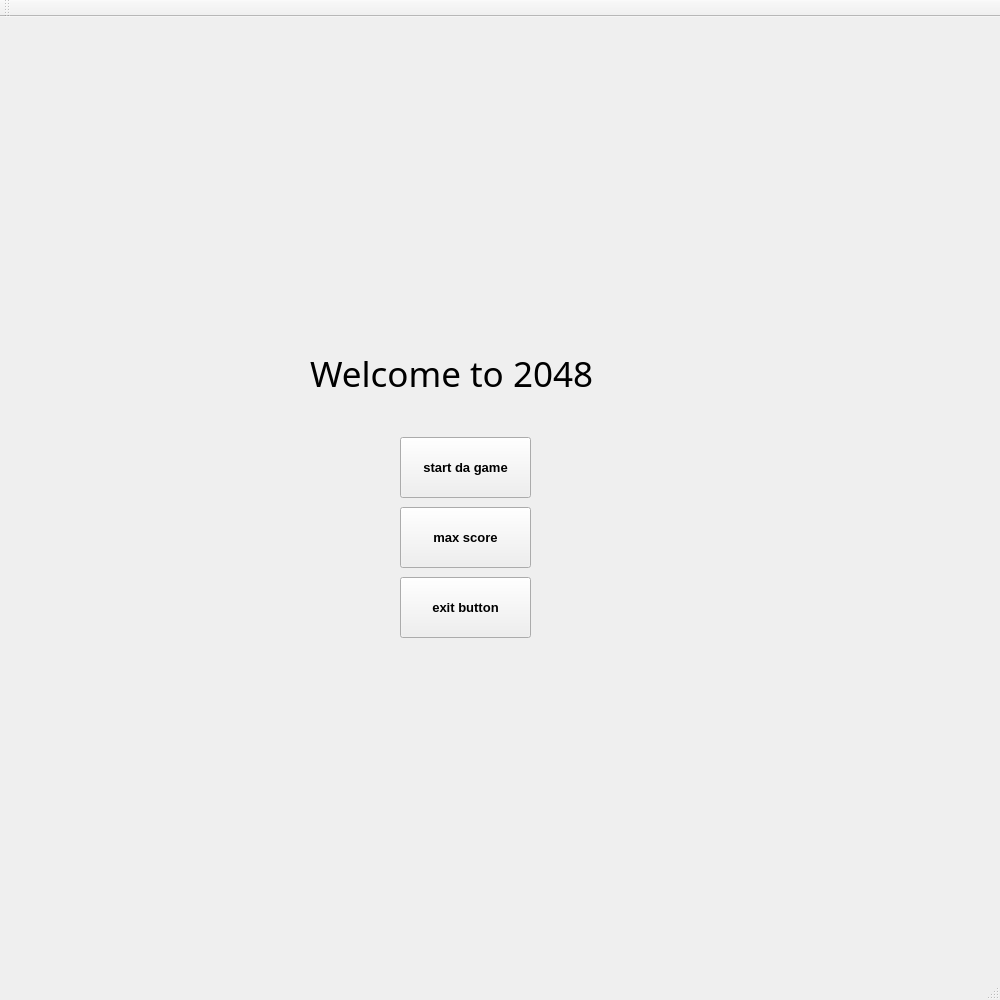
The window that mainwindow.ui (bafc13/2048-) describes before a commit, drawn with Qt 5.
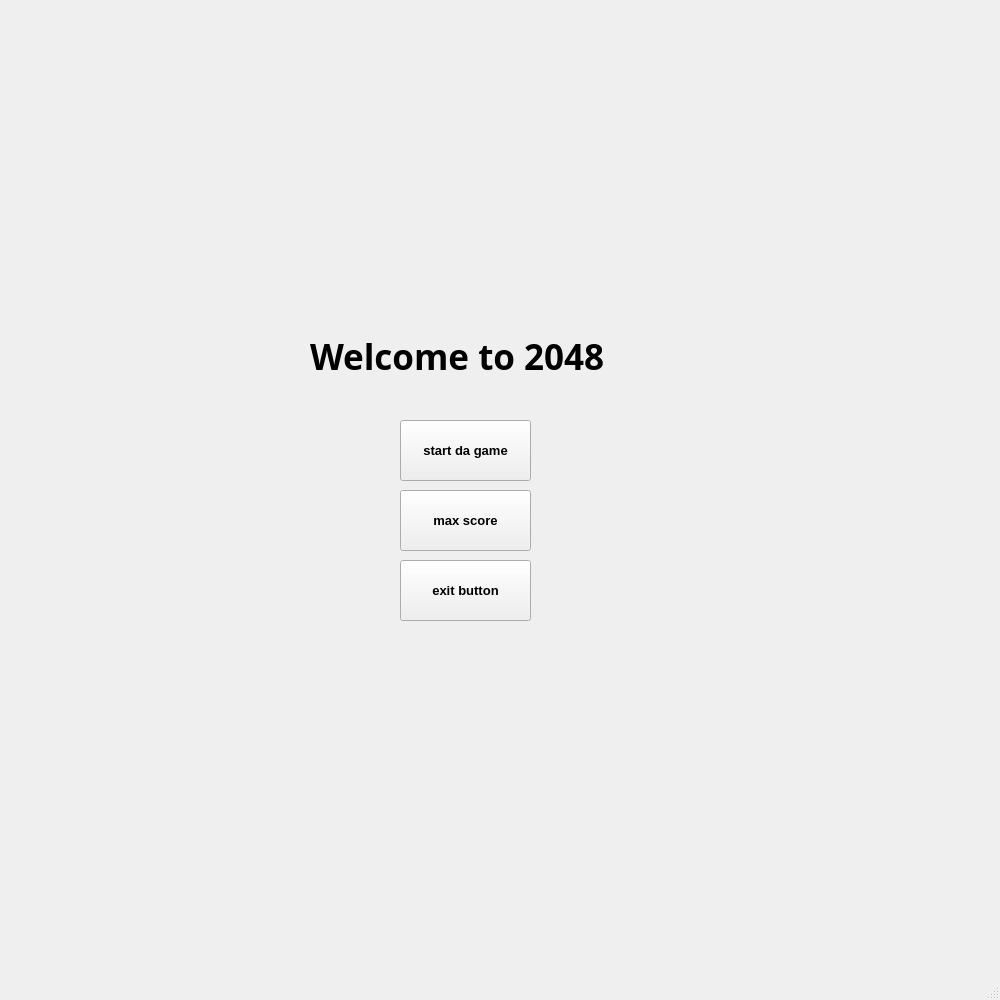
The same window after the commit.

Patch:
```diff
--- a/mainwindow.ui
+++ b/mainwindow.ui
@@ -25,8 +25,10 @@
     </property>
     <property name="font">
      <font>
-      <family>Mongolian Baiti</family>
+      <family>Bahnschrift SemiBold</family>
       <pointsize>26</pointsize>
+      <weight>75</weight>
+      <bold>true</bold>
      </font>
     </property>
     <property name="layoutDirection">
@@ -107,14 +109,6 @@
     </rect>
    </property>
   </widget>
-  <widget class="QToolBar" name="mainToolBar">
-   <attribute name="toolBarArea">
-    <enum>TopToolBarArea</enum>
-   </attribute>
-   <attribute name="toolBarBreak">
-    <bool>false</bool>
-   </attribute>
-  </widget>
   <widget class="QStatusBar" name="statusBar"/>
  </widget>
  <layoutdefault spacing="6" margin="11"/>
```
Left out of the diff: 2 changed lines with no effect on the pictures.
